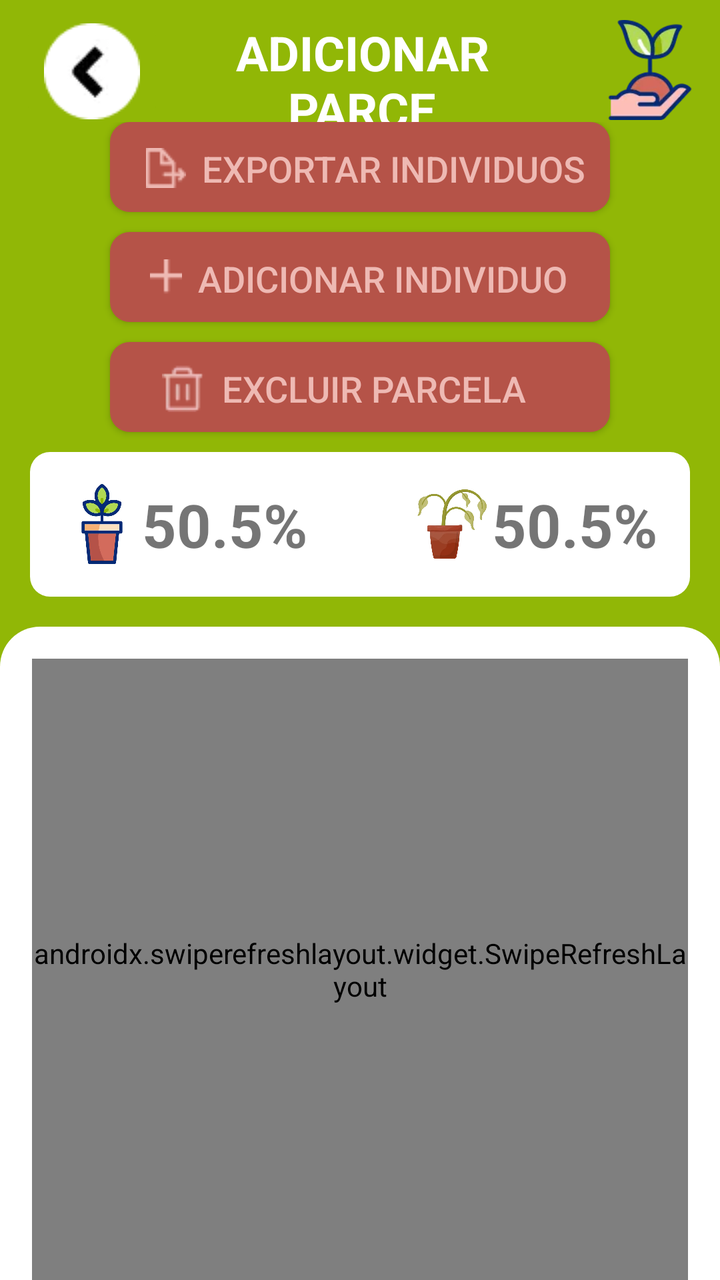
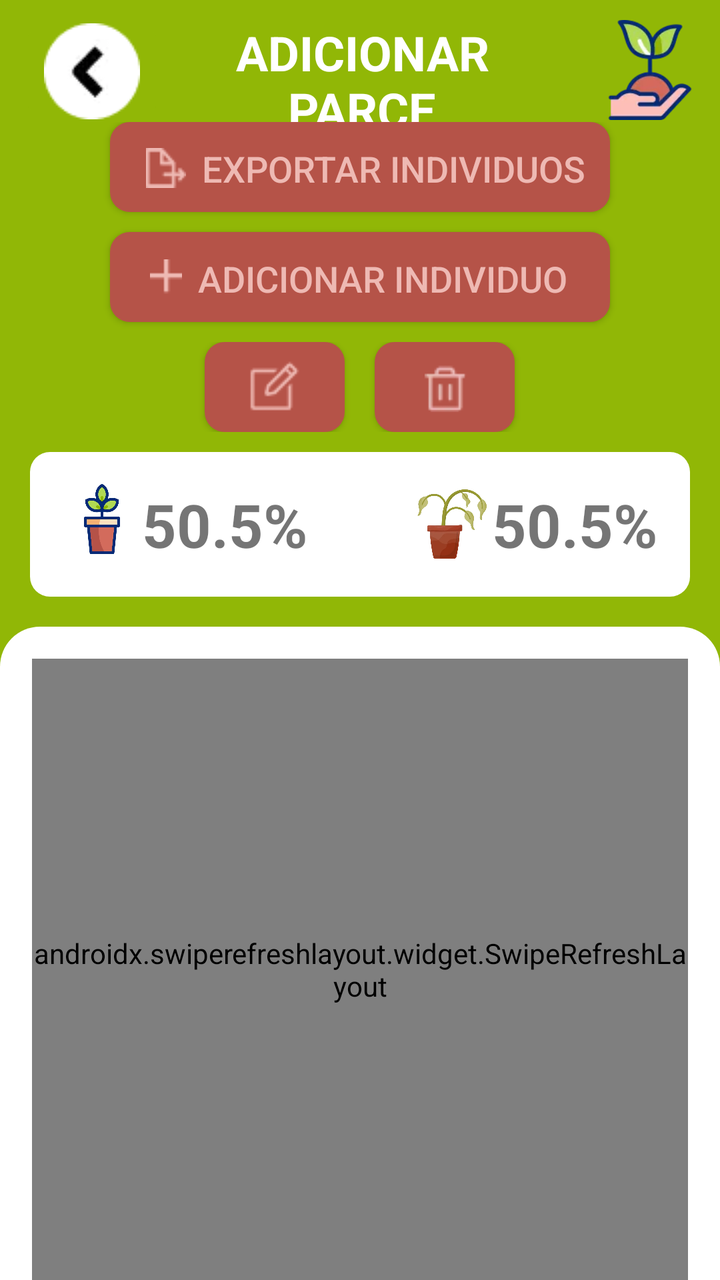

Compare the two renders of this Android layout. The source of the first and the diff that turns it into the second are given below.
<!-- AndroidManifest.xml: application theme Theme.AnalyTree_Plus -->
<!-- res/layout/activity_portion_selected.xml -->
<?xml version="1.0" encoding="utf-8"?>
<LinearLayout xmlns:android="http://schemas.android.com/apk/res/android"
    xmlns:app="http://schemas.android.com/apk/res-auto"
    xmlns:tools="http://schemas.android.com/tools"
    android:id="@+id/PortionSelectedMain"
    android:layout_width="match_parent"
    android:layout_height="match_parent"
    android:background="@color/green_700"
    android:orientation="vertical"
    tools:context=".view.MainActivity">

    <LinearLayout
        android:layout_width="match_parent"
        android:layout_height="wrap_content"
        android:layout_gravity="center"
        android:orientation="horizontal">


        <ImageButton
            android:id="@+id/btnBackScreenPortionSelected"
            android:layout_width="72dp"
            android:layout_height="match_parent"
            android:backgroundTint="@color/green_700"
            android:layout_marginRight="10dp"
            android:layout_marginLeft="10dp"
            android:layout_marginTop="10dp"
            app:srcCompat="@drawable/back_button_icon" />

        <TextView
            android:id="@+id/txtTitlePortionSelected"
            android:layout_width="match_parent"
            android:layout_height="51dp"
            android:layout_marginTop="10dp"
            android:layout_weight="1"
            android:gravity="center"
            android:layout_marginRight="20dp"
            android:text="ADICIONAR PARCELA"
            android:textColor="@color/white"
            android:maxLength="15"
            android:textFontWeight="700"
            android:textSize="24dp" />

        <ImageView
            android:id="@+id/imgIconPortionSelected"
            android:layout_width="50dp"
            android:layout_height="50dp"
            android:layout_marginRight="10dp"
            android:layout_marginLeft="10dp"
            android:layout_marginTop="10dp"
            android:src="@drawable/seedling_icon" />

    </LinearLayout>

    <LinearLayout
        android:layout_width="match_parent"
        android:layout_height="wrap_content"
        android:gravity="center"
        android:orientation="vertical">

        <Button
            android:id="@+id/btnExportSeedlingPortion"
            android:layout_width="250dp"
            android:layout_height="45dp"
            android:background="@drawable/button_layout"
            android:backgroundTint="@color/brown_700"
            android:drawableLeft="@drawable/export_icon"
            android:drawablePadding="8dp"
            android:layout_marginBottom="10dp"
            android:gravity="center_vertical"
            android:paddingLeft="18dp"
            android:paddingBottom="20px"
            android:text="EXPORTAR INDIVIDUOS"
            android:textColor="@color/light_brown"
            android:textFontWeight="500"
            android:textSize="18dp" />

        <Button
            android:id="@+id/btnAddSeedling"
            android:layout_width="250dp"
            android:layout_height="45dp"
            android:background="@drawable/button_layout"
            android:backgroundTint="@color/brown_700"
            android:drawableLeft="@drawable/plus_icon"
            android:drawablePadding="8dp"
            android:gravity="center_vertical"
            android:paddingLeft="20dp"
            android:paddingBottom="20px"
            android:layout_marginBottom="10dp"
            android:text="ADICIONAR INDIVIDUO"
            android:textColor="@color/light_brown"
            android:textFontWeight="500"
            android:textSize="18dp" />

        <Button
            android:id="@+id/btnDeletePortion"
            android:layout_width="250dp"
            android:layout_height="45dp"
            android:background="@drawable/button_layout"
            android:backgroundTint="@color/brown_700"
            android:drawableLeft="@drawable/trash_icon"
            android:drawablePadding="8dp"
            android:gravity="center_vertical"
            android:paddingLeft="26dp"
            android:paddingBottom="20px"
            android:text="EXCLUIR PARCELA"
            android:textColor="@color/light_brown"
            android:textFontWeight="500"
            android:textSize="18dp"  />




        <LinearLayout
            android:layout_width="match_parent"
            android:layout_height="wrap_content"
            android:layout_marginTop="10dp"
            android:layout_marginLeft="15dp"
            android:layout_marginRight="15dp"
            android:background="@drawable/porcentage_layout"
            android:orientation="horizontal"
            android:gravity="end"
            >

            <LinearLayout
                android:layout_width="wrap_content"
                android:layout_height="wrap_content"
                android:background="@drawable/porcentage_layout"
                android:orientation="horizontal"
                android:gravity="end">

                <ImageView
                    android:id="@+id/imageLifeStatus"
                    android:layout_width="40dp"
                    android:layout_height="40dp"
                    app:srcCompat="@drawable/plant_porcentage_icon">


                </ImageView>

                <TextView
                    android:id="@+id/textLifeStatus"
                    android:layout_width="wrap_content"
                    android:layout_height="wrap_content"
                    android:textFontWeight="700"
                    android:textSize="30sp"
                    android:text="50.5%" />

            </LinearLayout>

            <LinearLayout
                android:layout_width="match_parent"
                android:layout_height="wrap_content"
                android:background="@drawable/porcentage_layout"
                android:orientation="horizontal"
                android:gravity="end">

                <ImageView
                    android:id="@+id/imageDeadStatus"
                    android:layout_width="40dp"
                    android:layout_height="40dp"
                    app:srcCompat="@drawable/dead_icon" >


                </ImageView>

                <TextView
                    android:id="@+id/textDeadStatus"
                    android:layout_width="wrap_content"
                    android:layout_height="wrap_content"
                    android:textFontWeight="700"
                    android:textSize="30sp"
                    android:text="50.5%" />

            </LinearLayout>


        </LinearLayout>

    </LinearLayout>


    <LinearLayout
        android:layout_width="match_parent"
        android:layout_height="match_parent"
        android:orientation="vertical"
        android:paddingLeft="16dp"
        android:paddingRight="16dp"
        android:paddingTop="16dp"
        android:background="@drawable/shape_container_itens"
        android:layout_marginTop="15dp"
        >

        <androidx.swiperefreshlayout.widget.SwipeRefreshLayout
            xmlns:android="http://schemas.android.com/apk/res/android"
            android:id="@+id/swipeRefreshLayoutSeedling"
            android:layout_width="match_parent"
            android:layout_height="match_parent">

            <androidx.recyclerview.widget.RecyclerView
                android:id="@+id/RecyclerViewSeedling"
                android:layout_width="match_parent"
                android:layout_height="match_parent">


            </androidx.recyclerview.widget.RecyclerView>

        </androidx.swiperefreshlayout.widget.SwipeRefreshLayout>

    </LinearLayout>





</LinearLayout>
<!-- resources referenced by this layout -->
<resources>
  <color name="brown_700">#B55348</color>
  <color name="green_700">#91B706</color>
  <color name="light_brown">#EEB9B3</color>
  <color name="white">#FFFFFFFF</color>
  <!-- drawable back_button_icon: webp bitmap (drawable, 512 bytes) -->
  <!-- drawable button_layout (drawable) -->
  <?xml version="1.0" encoding="utf-8"?>
  <shape xmlns:android="http://schemas.android.com/apk/res/android">
      <corners android:radius="10dp"/>
      <solid android:color="@color/brown_700"/>
      <padding
          android:left="8dp"
          android:top="8dp"
          android:right="8dp"
          android:bottom="8dp"/>
  
  </shape>
  <!-- drawable dead_icon: webp bitmap (drawable, 12270 bytes) -->
  <!-- drawable export_icon: png bitmap (drawable, 350 bytes) -->
  <!-- drawable plant_porcentage_icon: webp bitmap (drawable, 8086 bytes) -->
  <!-- drawable plus_icon: png bitmap (drawable, 134 bytes) -->
  <!-- drawable porcentage_layout (drawable) -->
  <?xml version="1.0" encoding="utf-8"?>
  <shape xmlns:android="http://schemas.android.com/apk/res/android">
      <corners android:radius="10dp"/>
      <solid android:color="#FFFFFF"/>
      <padding
          android:left="8dp"
          android:top="8dp"
          android:right="8dp"
          android:bottom="8dp"/>
  
  </shape>
  <!-- drawable seedling_icon: webp bitmap (drawable, 2772 bytes) -->
  <!-- drawable shape_container_itens (drawable) -->
  <?xml version="1.0" encoding="utf-8"?>
  <shape xmlns:android="http://schemas.android.com/apk/res/android">
  <solid android:color="@color/white" />
      <corners
          android:topRightRadius="20dp"
          android:topLeftRadius="20dp"
          />
  </shape>
  <!-- drawable trash_icon: webp bitmap (drawable, 272 bytes) -->
  <style name="Theme.AnalyTree_Plus" parent="Base.Theme.AnalyTree_Plus" />
  <style name="Base.Theme.AnalyTree_Plus" parent="Theme.AppCompat.Light.NoActionBar">
          
          
          <item name="fontFamily">sans-serif</item>
  
      </style>
</resources>

<!-- the commit's change to res/layout/activity_portion_selected.xml (unified diff, before → after) -->
@@ -91,23 +91,46 @@
             android:textFontWeight="500"
             android:textSize="18dp" />
 
-        <Button
-            android:id="@+id/btnDeletePortion"
-            android:layout_width="250dp"
-            android:layout_height="45dp"
-            android:background="@drawable/button_layout"
-            android:backgroundTint="@color/brown_700"
-            android:drawableLeft="@drawable/trash_icon"
-            android:drawablePadding="8dp"
-            android:gravity="center_vertical"
-            android:paddingLeft="26dp"
-            android:paddingBottom="20px"
-            android:text="EXCLUIR PARCELA"
-            android:textColor="@color/light_brown"
-            android:textFontWeight="500"
-            android:textSize="18dp"  />
-
-
+
+        <LinearLayout
+            android:layout_width="match_parent"
+            android:layout_height="match_parent"
+            android:gravity="center">
+
+            <Button
+                android:id="@+id/btnEditPortion"
+                android:layout_width="70dp"
+                android:layout_height="45dp"
+                android:background="@drawable/button_layout"
+                android:backgroundTint="@color/brown_700"
+                android:drawableLeft="@drawable/edit_icon"
+                android:drawablePadding="8dp"
+                android:gravity="center_vertical"
+                android:paddingLeft="20dp"
+                android:paddingBottom="20px"
+                android:textColor="@color/light_brown"
+                android:textFontWeight="500"
+                android:textSize="18dp"  />
+
+
+            <Button
+                android:id="@+id/btnDeletePortion"
+                android:layout_width="70dp"
+                android:layout_height="45dp"
+                android:background="@drawable/button_layout"
+                android:backgroundTint="@color/brown_700"
+                android:drawableLeft="@drawable/trash_icon"
+                android:drawablePadding="8dp"
+                android:gravity="center_vertical"
+                android:layout_marginLeft="15dp"
+                android:paddingLeft="25dp"
+                android:paddingBottom="20px"
+                android:textColor="@color/light_brown"
+                android:textFontWeight="500"
+                android:textSize="18dp"  />
+
+
+        </LinearLayout>
 
 
         <LinearLayout
@@ -131,7 +154,7 @@
                 <ImageView
                     android:id="@+id/imageLifeStatus"
                     android:layout_width="40dp"
-                    android:layout_height="40dp"
+                    android:layout_height="35dp"
                     app:srcCompat="@drawable/plant_porcentage_icon">
 
 
<!-- resource entries referenced after the edit -->
@@ -18,6 +18,7 @@
   
   </shape>
   <!-- drawable dead_icon: webp bitmap (drawable, 12270 bytes) -->
+  <!-- drawable edit_icon: png bitmap (drawable, 398 bytes) -->
   <!-- drawable export_icon: png bitmap (drawable, 350 bytes) -->
   <!-- drawable plant_porcentage_icon: webp bitmap (drawable, 8086 bytes) -->
   <!-- drawable plus_icon: png bitmap (drawable, 134 bytes) -->
